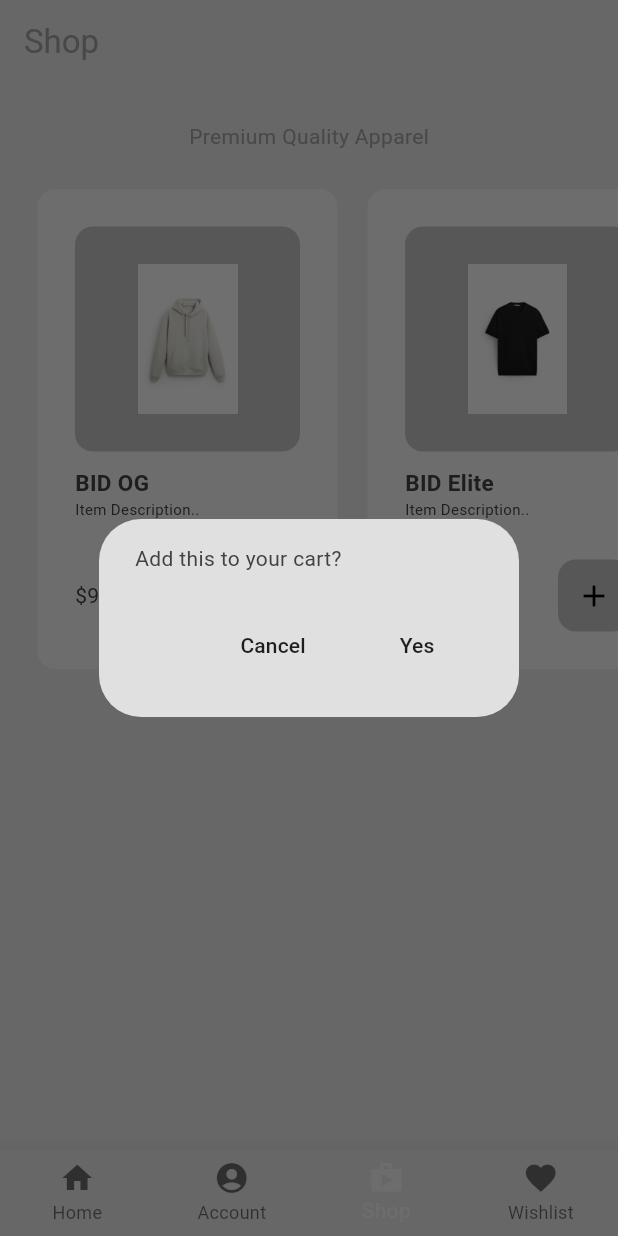
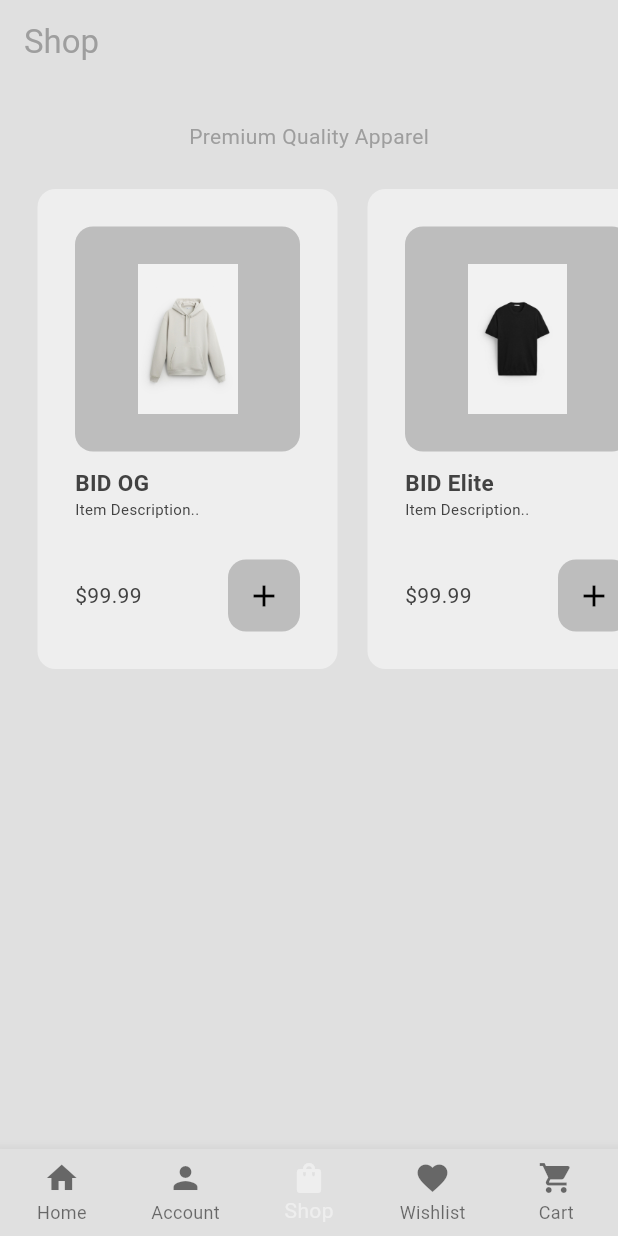
Before and after one commit to shereemorrison/bid, a Flutter app: the screen it shows after launch, item 3 of the bottom bar chosen, after a tap on the "add" icon, on a phone screen of 412 x 824 dp. Run offline on Flutter 3.47's test engine with Material 3 defaults, Android fonts, the phone set to English and light mode, and no system bars.

Commit message:
Replaced side drawer with bottom tab navigation

```diff
--- a/lib/auth/login_or_register.dart
+++ b/lib/auth/login_or_register.dart
@@ -27,7 +27,7 @@ class _LoginOrRegisterState extends State<LoginOrRegister> {
       return LoginPage(onTap: togglePages);
     }
     else {
-      return RegisterPage(onTap: togglePages);
+      return RegistrationPage(onTap: togglePages);
     }
   }
 }
--- a/lib/components/my_button.dart
+++ b/lib/components/my_button.dart
@@ -18,7 +18,7 @@ class MyButton extends StatelessWidget {
         onTap: onTap,
         child: Container(
           decoration: BoxDecoration(
-            color: Theme.of(context).colorScheme.primary,
+            color: Theme.of(context).colorScheme.secondary,
             borderRadius: BorderRadius.circular(12),
           ),
           padding: const EdgeInsets.all(15),
--- a/lib/components/my_navbar.dart
+++ b/lib/components/my_navbar.dart
@@ -1,3 +1,4 @@
+import 'package:bid/pages/cart_page.dart';
 import 'package:bid/pages/intro_page.dart';
 import 'package:bid/pages/profile_page.dart';
 import 'package:bid/pages/shop_page.dart';
@@ -16,7 +17,6 @@ class _MyNavbarState extends State<MyNavbar> {
   int _selectedIndex = 0;
 
   void _navigateBottomBar(int index){
-    print('Navigating to index $index');
     setState(() {
       _selectedIndex = index;
     });
@@ -28,6 +28,7 @@ class _MyNavbarState extends State<MyNavbar> {
     ProfilePage(),
     ShopPage(),
     WishlistPage(),
+    CartPage(),
   ];
 
   @override
@@ -41,9 +42,10 @@ class _MyNavbarState extends State<MyNavbar> {
 
       items: const [
         BottomNavigationBarItem(icon: Icon(Icons.home), label: 'Home'),
-        BottomNavigationBarItem(icon: Icon(Icons.account_circle), label: 'Account'),
-        BottomNavigationBarItem(icon: Icon(Icons.shop), label: 'Shop'),
+        BottomNavigationBarItem(icon: Icon(Icons.person), label: 'Account'),
+        BottomNavigationBarItem(icon: Icon(Icons.shopping_bag), label: 'Shop'),
         BottomNavigationBarItem(icon: Icon(Icons.favorite), label: 'Wishlist'),
+        BottomNavigationBarItem(icon: Icon(Icons.shopping_cart), label: 'Cart'),
       ],
     ));
   }
--- a/lib/components/my_product_tile.dart
+++ b/lib/components/my_product_tile.dart
@@ -14,28 +14,20 @@ class MyProductTile extends StatelessWidget {
 
   //add to cart button pressed
   void addToCart(BuildContext context) {
+    // Show the dialog with a success message
     showDialog(
       context: context,
       builder: (context) => AlertDialog(
-        content: Text("Add this to your cart?"),
-        actions: [
-          //cancel button
-          MaterialButton(
-            onPressed: () => Navigator.pop(context),
-            child: Text("Cancel"),
-          ),
-
-          //yes button
-          MaterialButton(
-            onPressed: () {
-              Navigator.pop(context);
-              context.read<Shop>().addToCart(product);
-            },
-            child: Text("Yes"),
-          ),
-        ],
+        content: Text("Item added to cart!"),
       ),
     );
+
+    // Add item to cart
+    context.read<Shop>().addToCart(product);
+
+    Future.delayed(Duration(seconds: 1), () {
+      Navigator.pop(context);  // Close the dialog after 1 second
+    });
   }
 
   @override
--- a/lib/main.dart
+++ b/lib/main.dart
@@ -66,6 +66,7 @@ class _MyHomePageState extends State<MyHomePage> {
     const ProfilePage(),
     const ShopPage(),
     const WishlistPage(),
+    const CartPage(),
   ];
 
   void _onItemTapped(int index) {
@@ -78,7 +79,7 @@ class _MyHomePageState extends State<MyHomePage> {
   Widget build(BuildContext context) {
     return Scaffold(
       appBar: AppBar(
-        title: const Text('Your App'),
+        title: const Text('BID'),
         backgroundColor: Colors.blue,
       ),
       body: _pages[_selectedIndex],
```
